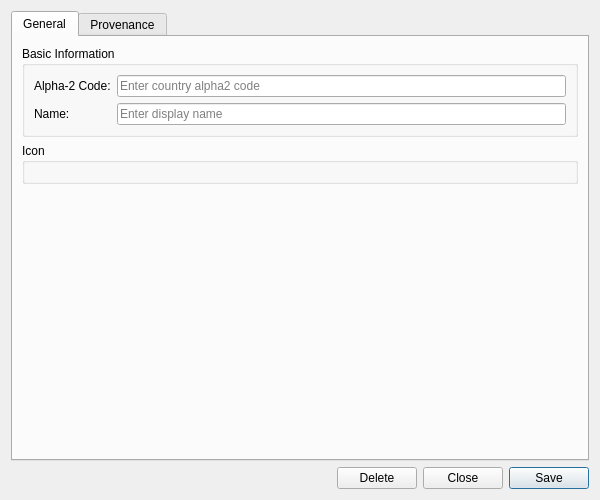
OreStudio/OreStudio, file projects/ores.qt/refdata/ui/CountryDetailDialog.ui: the form before one commit.
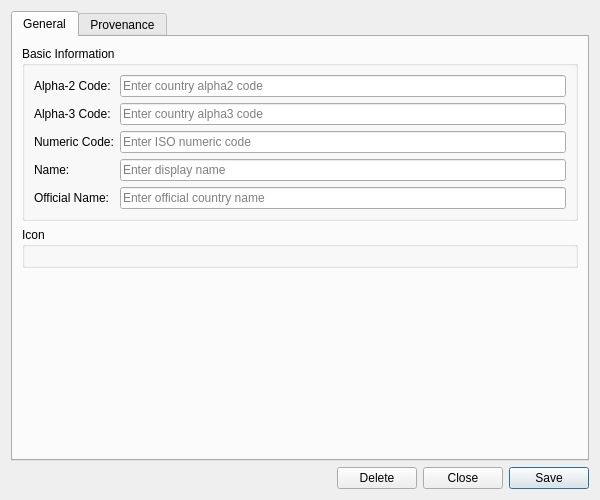
The form after the commit. Custom widgets are drawn as their Qt base class.

Commit message:
[refdata] Show all country fields in the detail dialog
country.org's Qt detail-fields table listed only alpha2_code and name, so
the generated detail dialog omitted alpha3_code, numeric_code and
official_name (all present in the list view). Add the three missing
fields (line edits, required) so the detail dialog round-trips the full
record. Regenerated country dialog.

The edit to the form file:
```diff
--- a/projects/ores.qt/refdata/ui/CountryDetailDialog.ui
+++ b/projects/ores.qt/refdata/ui/CountryDetailDialog.ui
@@ -53,19 +53,61 @@
            </widget>
           </item>
           <item row="1" column="0">
+           <widget class="QLabel" name="labelAlpha3Code">
+            <property name="text">
+             <string>Alpha-3 Code:</string>
+            </property>
+           </widget>
+          </item>
+          <item row="1" column="1">
+           <widget class="QLineEdit" name="alpha3CodeEdit">
+            <property name="placeholderText">
+             <string>Enter country alpha3 code</string>
+            </property>
+           </widget>
+          </item>
+          <item row="2" column="0">
+           <widget class="QLabel" name="labelNumericCode">
+            <property name="text">
+             <string>Numeric Code:</string>
+            </property>
+           </widget>
+          </item>
+          <item row="2" column="1">
+           <widget class="QLineEdit" name="numericCodeEdit">
+            <property name="placeholderText">
+             <string>Enter ISO numeric code</string>
+            </property>
+           </widget>
+          </item>
+          <item row="3" column="0">
            <widget class="QLabel" name="labelName">
             <property name="text">
              <string>Name:</string>
             </property>
            </widget>
           </item>
-          <item row="1" column="1">
+          <item row="3" column="1">
            <widget class="QLineEdit" name="nameEdit">
             <property name="placeholderText">
              <string>Enter display name</string>
             </property>
            </widget>
           </item>
+          <item row="4" column="0">
+           <widget class="QLabel" name="labelOfficialName">
+            <property name="text">
+             <string>Official Name:</string>
+            </property>
+           </widget>
+          </item>
+          <item row="4" column="1">
+           <widget class="QLineEdit" name="officialNameEdit">
+            <property name="placeholderText">
+             <string>Enter official country name</string>
+            </property>
+           </widget>
+          </item>
          </layout>
         </widget>
        </item>
```
The commit also changes 4 other files.
